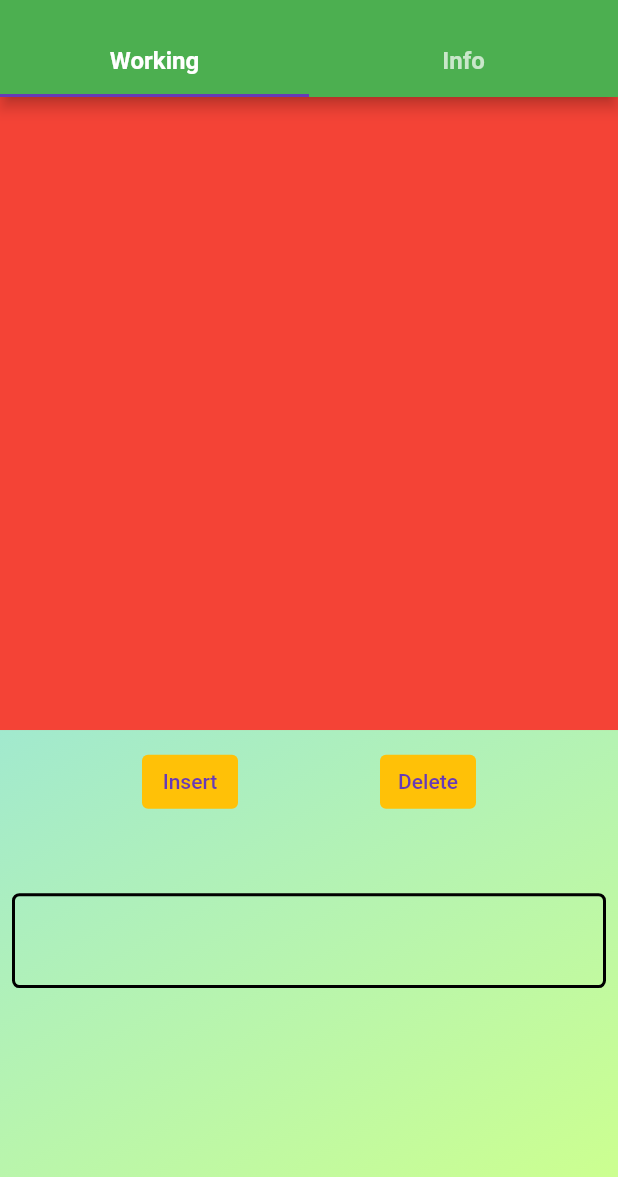
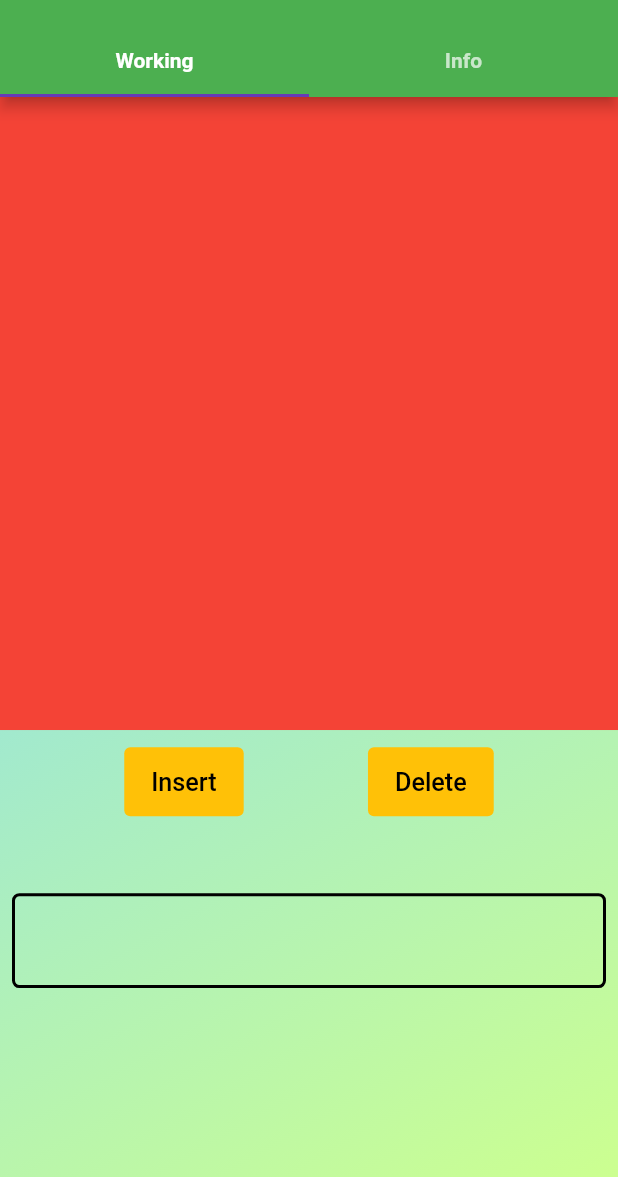
Before and after one commit to Monster-18/data_structures, a Flutter app: the AVLDS screen opened by its route, on a phone screen of 412 x 824 dp, the part 59-1236 px from its top. Run offline on Flutter 3.47's test engine with Material 2 defaults, Android fonts, the phone set to English and light mode, and no system bars; missing offline and left inert: zoom_widget.

Commit message:
Added some changes and App Icon

```diff
--- a/lib/data_structures/avl_tree.dart
+++ b/lib/data_structures/avl_tree.dart
@@ -45,7 +45,7 @@ class _AVLDSState extends State<AVLDS> {
     return DefaultTabController(
         length: 2,
         child: Scaffold(
-          appBar: appBar('AVL Tree'),
+          appBar: appBar(context, 'AVL Tree'),
           body: TabBarView(
             children: [
               AVLImplementation(
--- a/lib/data_structures/bst.dart
+++ b/lib/data_structures/bst.dart
@@ -41,7 +41,7 @@ class _BSTDSState extends State<BSTDS> {
     return DefaultTabController(
         length: 2,
         child: Scaffold(
-          appBar: appBar('Binary Search Tree'),
+          appBar: appBar(context, 'Binary Search Tree'),
           body: TabBarView(
             children: [
               BSTImplementation(
--- a/lib/data_structures/linked_list.dart
+++ b/lib/data_structures/linked_list.dart
@@ -32,7 +32,7 @@ class _LinkedListDSState extends State<LinkedListDS> {
     return DefaultTabController(
         length: 2,
         child: Scaffold(
-          appBar: appBar('Linked List'),
+          appBar: appBar(context, 'Linked List'),
           body: TabBarView(
             children: [
               LinkedListImplementation(
--- a/lib/data_structures/queue.dart
+++ b/lib/data_structures/queue.dart
@@ -41,7 +41,7 @@ class _QueueDSState extends State<QueueDS> {
     return DefaultTabController(
         length: 2,
         child: Scaffold(
-          appBar: appBar('Queue'),
+          appBar: appBar(context, 'Queue'),
           body: TabBarView(
             children: [
               QueueImplementation(
--- a/lib/data_structures/red_black_tree.dart
+++ b/lib/data_structures/red_black_tree.dart
@@ -46,7 +46,7 @@ class _RBDSState extends State<RBDS> {
     return DefaultTabController(
         length: 2,
         child: Scaffold(
-          appBar: appBar('Red Black Tree'),
+          appBar: appBar(context, 'Red Black Tree'),
           body: TabBarView(
             children: [
               RBImplementation(
--- a/lib/data_structures/stack.dart
+++ b/lib/data_structures/stack.dart
@@ -40,7 +40,7 @@ class _StackDSState extends State<StackDS> {
     return DefaultTabController(
         length: 2,
         child: Scaffold(
-          appBar: appBar('Stack'),
+          appBar: appBar(context, 'Stack'),
           body: TabBarView(
             children: [
               StackImplementation(
--- a/lib/helper/functions.dart
+++ b/lib/helper/functions.dart
@@ -20,7 +20,7 @@ BoxDecoration boxDecoration(){
 
 BoxConstraints boxConstraints(BuildContext context){
   var padding = MediaQuery.of(context).padding;
-  var appbar = appBar("Hi").preferredSize.height;
+  var appbar = appBar(context, "Hi").preferredSize.height;
 
   double height = MediaQuery.of(context).size.height - padding.top - padding.bottom - appbar;
 
@@ -55,14 +55,14 @@ Widget displayStatus(BuildContext context, bool error, bool info, String errorTe
             Text(
               errorText,
               style: TextStyle(
-                  fontSize: 20.0
+                  fontSize: MediaQuery.of(context).size.width/19.63 //20.0
               ),
             ):
             (info)?
             Text(
               infoText,
               style: TextStyle(
-                  fontSize: 20.0
+                  fontSize: MediaQuery.of(context).size.width/19.63  //20.0
               ),
             ):
             Text(''),
@@ -75,7 +75,7 @@ Widget displayStatus(BuildContext context, bool error, bool info, String errorTe
 
 
 //info
-List<Widget> infoWidget(List<String> list){
+List<Widget> infoWidget(BuildContext context, List<String> list){
   List<Widget> l = [];
 
   for(String info in list){
@@ -88,7 +88,7 @@ List<Widget> infoWidget(List<String> list){
                 child: Text(
                   info,
                   style: TextStyle(
-                      fontSize: 20.0
+                      fontSize: MediaQuery.of(context).size.width/19.63 //20.0
                   ),
                 ),
               ),
@@ -99,7 +99,7 @@ List<Widget> infoWidget(List<String> list){
 
     l.add(
       SizedBox(
-        height: 20,
+        height: MediaQuery.of(context).size.height/35.945  //20,
       ),
     );
   }
@@ -109,7 +109,7 @@ List<Widget> infoWidget(List<String> list){
 
 
 //AppBar
-AppBar appBar(String title){
+AppBar appBar(BuildContext context, String title){
   return AppBar(
     title: Text(
         title,
@@ -127,7 +127,7 @@ AppBar appBar(String title){
               'Working',
               style: TextStyle(
                   fontWeight: FontWeight.bold,
-                  fontSize: 16.0
+                  //fontSize: MediaQuery.of(context).size.width/24.545  //16.0
               ),
             ),
           ),
@@ -139,7 +139,7 @@ AppBar appBar(String title){
               'Info',
               style: TextStyle(
                   fontWeight: FontWeight.bold,
-                  fontSize: 16.0
+                  //fontSize: MediaQuery.of(context).size.width/24.545  //16.0
               ),
             ),
           ),
@@ -169,7 +169,7 @@ Widget node(BuildContext context, String text, bool isRoot){
               text,
             style: TextStyle(
               color: Colors.white,
-              fontSize: 30
+              fontSize: MediaQuery.of(context).size.width/13.09  //30
             ),
           ),
         ),
@@ -617,7 +617,7 @@ Widget rb_node(BuildContext context, String text, bool isRed){
             text,
             style: TextStyle(
                 color: Colors.white,
-                fontSize: 30
+                fontSize: MediaQuery.of(context).size.width/13.09 //30
             ),
           ),
         ),
--- a/lib/helper/widgets/button.dart
+++ b/lib/helper/widgets/button.dart
@@ -57,7 +57,7 @@ class _ButtonState extends State<Button> {
                   '${widget.title1}',
                   style: TextStyle(
                       decoration: TextDecoration.none,
-                      fontSize: 26.0
+                      fontSize: MediaQuery.of(context).size.width/15.104    //26.0
                   ),
                 ),
               ),
@@ -67,7 +67,7 @@ class _ButtonState extends State<Button> {
                       '${widget.title2}',
                       style: TextStyle(
                           decoration: TextDecoration.none,
-                          fontSize: 26.0
+                          fontSize: MediaQuery.of(context).size.width/15.104 //26.0
                       ),
                     ),
                   ):
--- a/lib/helper/widgets/info.dart
+++ b/lib/helper/widgets/info.dart
@@ -16,7 +16,7 @@ class Info extends StatelessWidget {
           child: Padding(
             padding: EdgeInsets.all(8.0),
             child: Column(
-              children: infoWidget(list),
+              children: infoWidget(context, list),
             ),
           ),
         ),
--- a/lib/helper/widgets/linked_list_alert_insert.dart
+++ b/lib/helper/widgets/linked_list_alert_insert.dart
@@ -55,7 +55,7 @@ class _AlertBoxForInsertingState extends State<AlertBoxForInserting> {
       controller: insertDataAfterController,
       decoration: InputDecoration(
           hintText: 'Data...',
-          helperText: 'Limit: Enter existing data',
+          helperText: 'Enter existing data',
           helperStyle: TextStyle(
               color: Colors.deepPurpleAccent
           )
@@ -67,7 +67,7 @@ class _AlertBoxForInsertingState extends State<AlertBoxForInserting> {
       title: Text('Insert Data'),
       content: Container(
         width: MediaQuery.of(context).size.width/1.12,  //350
-        height: MediaQuery.of(context).size.height/3.719,  //210
+        height: MediaQuery.of(context).size.height/2.8,  //278
         child: Column(
           children: [
             insertData,
--- a/lib/implementation/avl_tree_implementation.dart
+++ b/lib/implementation/avl_tree_implementation.dart
@@ -186,7 +186,16 @@ class _AVLImplementationState extends State<AVLImplementation> {
                   style: ButtonStyle(
                     backgroundColor: MaterialStateProperty.all(Colors.amber),
                   ),
-                  child: Text('Insert'),
+                  child: Padding(
+                    padding: const EdgeInsets.symmetric(vertical: 5, horizontal: 10),
+                    child: Text(
+                      'Insert',
+                      style: TextStyle(
+                          color: Colors.black,
+                          fontSize: MediaQuery.of(context).size.width/24.545  //16
+                      ),
+                    ),
+                  ),
                 ),
                 TextButton(
                   onPressed: () async{
@@ -227,7 +236,16 @@ class _AVLImplementationState extends State<AVLImplementation> {
                   style: ButtonStyle(
                     backgroundColor: MaterialStateProperty.all(Colors.amber),
                   ),
-                  child: Text('Delete'),
+                  child: Padding(
+                    padding: const EdgeInsets.symmetric(vertical: 5, horizontal: 10),
+                    child: Text(
+                      'Delete',
+                      style: TextStyle(
+                          color: Colors.black,
+                          fontSize: MediaQuery.of(context).size.width/24.545  //16
+                      ),
+                    ),
+                  ),
                 ),
               ],
             ),
--- a/lib/implementation/linked_list_implementation.dart
+++ b/lib/implementation/linked_list_implementation.dart
@@ -185,7 +185,7 @@ class _LinkedListImplementationState extends State<LinkedListImplementation> {
             'NULL',
             style: TextStyle(
                 fontWeight: FontWeight.bold,
-                fontSize: 20.0
+                fontSize: MediaQuery.of(context).size.width/19.63   //20.0
             ),
           ),
         )
@@ -277,7 +277,7 @@ class _LinkedListImplementationState extends State<LinkedListImplementation> {
                         'Insert',
                       style: TextStyle(
                           color: Colors.black,
-                          fontSize: 16
+                          fontSize: MediaQuery.of(context).size.width/24.545  //16
                       ),
                     ),
                   ),
@@ -313,7 +313,7 @@ class _LinkedListImplementationState extends State<LinkedListImplementation> {
                         'Delete',
                       style: TextStyle(
                           color: Colors.black,
-                          fontSize: 16
+                          fontSize: MediaQuery.of(context).size.width/24.545  //16
                       ),
                     ),
                   ),
--- a/lib/implementation/queue_implementation.dart
+++ b/lib/implementation/queue_implementation.dart
@@ -80,7 +80,7 @@ class _QueueImplementationState extends State<QueueImplementation> {
                 child: Text(
                   data,
                   style: TextStyle(
-                      fontSize: 16.0
+                      fontSize: MediaQuery.of(context).size.width/24.545  //16.0
                   ),
                 ),
               ),
@@ -235,7 +235,7 @@ class _QueueImplementationState extends State<QueueImplementation> {
                       'Enqueue',
                       style: TextStyle(
                           color: Colors.black,
-                          fontSize: 16
+                          fontSize: MediaQuery.of(context).size.width/24.545  //16.0
                       ),
                     ),
                   ),
@@ -263,7 +263,7 @@ class _QueueImplementationState extends State<QueueImplementation> {
                       'Dequeue',
                       style: TextStyle(
                           color: Colors.black,
-                          fontSize: 16
+                          fontSize: MediaQuery.of(context).size.width/24.545  //16.0
                       ),
                     ),
                   ),
--- a/lib/implementation/stack_implementation.dart
+++ b/lib/implementation/stack_implementation.dart
@@ -205,7 +205,7 @@ class _StackImplementationState extends State<StackImplementation> {
                             'Push',
                             style: TextStyle(
                               color: Colors.black,
-                              fontSize: 16
+                              fontSize: MediaQuery.of(context).size.width/24.545  //16.0
                             ),
                         ),
                       )
@@ -236,7 +236,7 @@ class _StackImplementationState extends State<StackImplementation> {
                           'Pop',
                           style: TextStyle(
                               color: Colors.black,
-                              fontSize: 16
+                              fontSize: MediaQuery.of(context).size.width/24.545  //16.0
                           ),
                         ),
                       )
--- a/lib/info/linked_list_info.dart
+++ b/lib/info/linked_list_info.dart
@@ -81,7 +81,7 @@ class LinkedListInfo extends StatelessWidget {
                   height: MediaQuery.of(context).size.height/39.05, //20
                 ),
                 Column(
-                  children: infoWidget(list),
+                  children: infoWidget(context, list),
                 )
               ],
             ),
```
Also changed, not shown: lib/implementation/bst_implementation.dart (+20 -2 lines), lib/implementation/red_black_tree_implementation.dart (+20 -2 lines), 5 other files.
